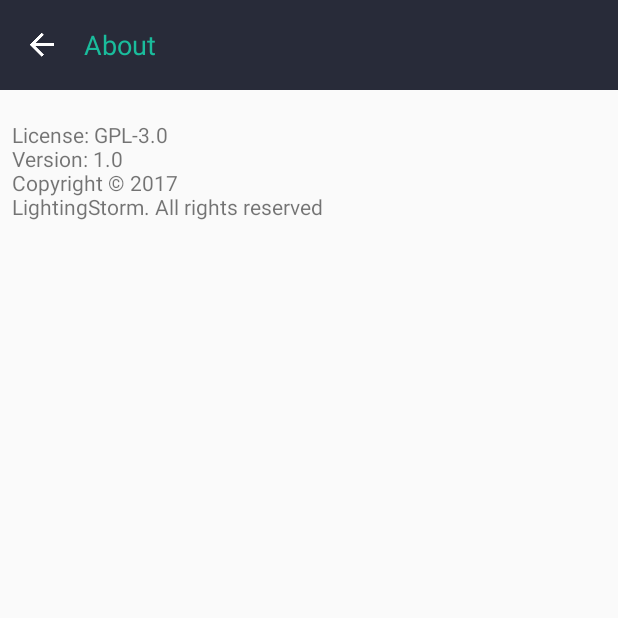
After one commit to LightingStorm/SimpleScanner, an Android app: the AboutActivity screen opened directly, with no data from a screen before it, on a phone screen of 412 x 824 dp, the top half of it. The commit adds this screen. Run offline under Robolectric (Android 15) with nearby library versions, the phone set to English and light mode, and no system bars.

Commit message:
About Activity + change icon launcher

```diff
--- /dev/null
+++ b/app/src/main/java/lightingstorm/io/simplescanner/AboutActivity.java
@@ -0,0 +1,23 @@
+package lightingstorm.io.simplescanner;
+
+import android.app.Activity;
+import android.support.v7.app.AppCompatActivity;
+import android.os.Bundle;
+import android.view.View;
+import android.view.Window;
+
+public class AboutActivity extends Activity {
+
+    @Override
+    protected void onCreate(Bundle savedInstanceState) {
+        super.onCreate(savedInstanceState);
+        requestWindowFeature(Window.FEATURE_NO_TITLE);
+        setContentView(R.layout.activity_about);
+
+    }
+
+    void btn_back_click(View v){
+        this.finish();
+    }
+
+}
--- a/app/src/main/java/lightingstorm/io/simplescanner/MainActivity.java
+++ b/app/src/main/java/lightingstorm/io/simplescanner/MainActivity.java
@@ -205,6 +205,11 @@ public class MainActivity extends Activity {
 
     }
 
+    public void btn_about_click(View v){
+        Intent intent = new Intent(this,AboutActivity.class);
+        startActivity(intent);
+    }
+
     public void showPdfInWebview() {
 
     }
--- /dev/null
+++ b/app/src/main/res/layout/activity_about.xml
@@ -0,0 +1,57 @@
+<?xml version="1.0" encoding="utf-8"?>
+<RelativeLayout xmlns:android="http://schemas.android.com/apk/res/android"
+    xmlns:tools="http://schemas.android.com/tools"
+    android:id="@+id/activity_about"
+    android:layout_width="match_parent"
+    android:layout_height="match_parent"
+    tools:context="lightingstorm.io.simplescanner.AboutActivity">
+
+    <LinearLayout
+        android:orientation="horizontal"
+        android:layout_width="match_parent"
+        android:layout_height="60dp"
+        android:layout_alignParentRight="true"
+        android:layout_alignParentEnd="true"
+        android:background="@color/MidnightExpress"
+        android:weightSum="2"
+        android:layout_centerHorizontal="false"
+        android:layout_centerInParent="false"
+        android:layout_centerVertical="false">
+
+        <Button
+            android:layout_width="40dp"
+            android:drawableTop="@drawable/ic_arrow_back_white_24dp"
+            android:background="@android:color/transparent"
+            android:onClick="btn_back_click"
+            android:layout_gravity="center"
+            android:id="@+id/button"
+            android:layout_height="40dp"
+            android:layout_weight="0.1"
+            android:layout_marginTop="8dp" />
+
+        <TextView
+            android:text="About"
+            android:layout_width="wrap_content"
+            android:layout_height="wrap_content"
+            android:id="@+id/textView"
+            android:layout_weight="1"
+            android:layout_gravity="center"
+            android:textColor="@color/LightSeaGreen"
+            android:textSize="18dp"
+            />
+
+    </LinearLayout>
+
+    <TextView
+        android:lines="4"
+        android:maxLines="10"
+        android:text="License: GPL-3.0 \nVersion: 1.0 \nCopyright &#169; 2017 \nLightingStorm. All rights reserved"
+        android:layout_width="wrap_content"
+        android:layout_height="wrap_content"
+        android:id="@+id/textView2"
+        android:layout_alignParentLeft="true"
+        android:layout_alignParentStart="true"
+        android:layout_marginTop="80dp"
+        android:layout_marginLeft="8dp" />
+
+</RelativeLayout>
```
Also changed, not shown: app/src/main/AndroidManifest.xml (+18 -31 lines), app/src/main/res/layout/activity_main.xml (+13 -1 lines), app/src/main/ic_information_24-web.png (added), app/src/main/ic_launcher_Scanner-web.png (added), app/src/main/res/mipmap-hdpi/ic_information_24.png (added), app/src/main/res/mipmap-hdpi/ic_launcher_scanner.png (added), app/src/main/res/mipmap-mdpi/ic_information_24.png (added), app/src/main/res/mipmap-mdpi/ic_launcher_scanner.png (added), app/src/main/res/mipmap-xhdpi/ic_information_24.png (added), app/src/main/res/mipmap-xhdpi/ic_launcher_scanner.png (added), app/src/main/res/mipmap-xxhdpi/ic_information_24.png (added), app/src/main/res/mipmap-xxhdpi/ic_launcher_scanner.png (added), app/src/main/res/mipmap-xxxhdpi/ic_information_24.png (added), app/src/main/res/mipmap-xxxhdpi/ic_launcher_scanner.png (added).
